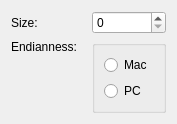
First picture: the form in plugins/impex/heightmap/kis_wdg_options_heightmap.ui, repository KDE/krita, before the edit.
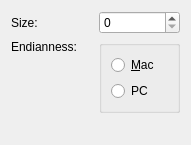
Second picture: the form after the edit. Custom widgets are drawn as their Qt base class.

What changed in the file:
```diff
--- a/plugins/impex/heightmap/kis_wdg_options_heightmap.ui
+++ b/plugins/impex/heightmap/kis_wdg_options_heightmap.ui
@@ -6,8 +6,8 @@
    <rect>
     <x>0</x>
     <y>0</y>
-    <width>177</width>
-    <height>100</height>
+    <width>191</width>
+    <height>145</height>
    </rect>
   </property>
   <layout class="QGridLayout" name="gridLayout">
@@ -58,7 +58,7 @@
            <string>Big Endian</string>
           </property>
           <property name="text">
-           <string>Mac</string>
+           <string>&amp;Mac</string>
           </property>
          </widget>
         </item>
@@ -79,6 +79,13 @@
    </item>
   </layout>
  </widget>
+ <customwidgets>
+  <customwidget>
+   <class>KisIntParseSpinBox</class>
+   <extends>QSpinBox</extends>
+   <header>kis_intparsespinbox.h</header>
+  </customwidget>
+ </customwidgets>
  <resources/>
  <connections/>
 </ui>
```
Left out of the diff: 2 changed lines with no effect on the pictures.
